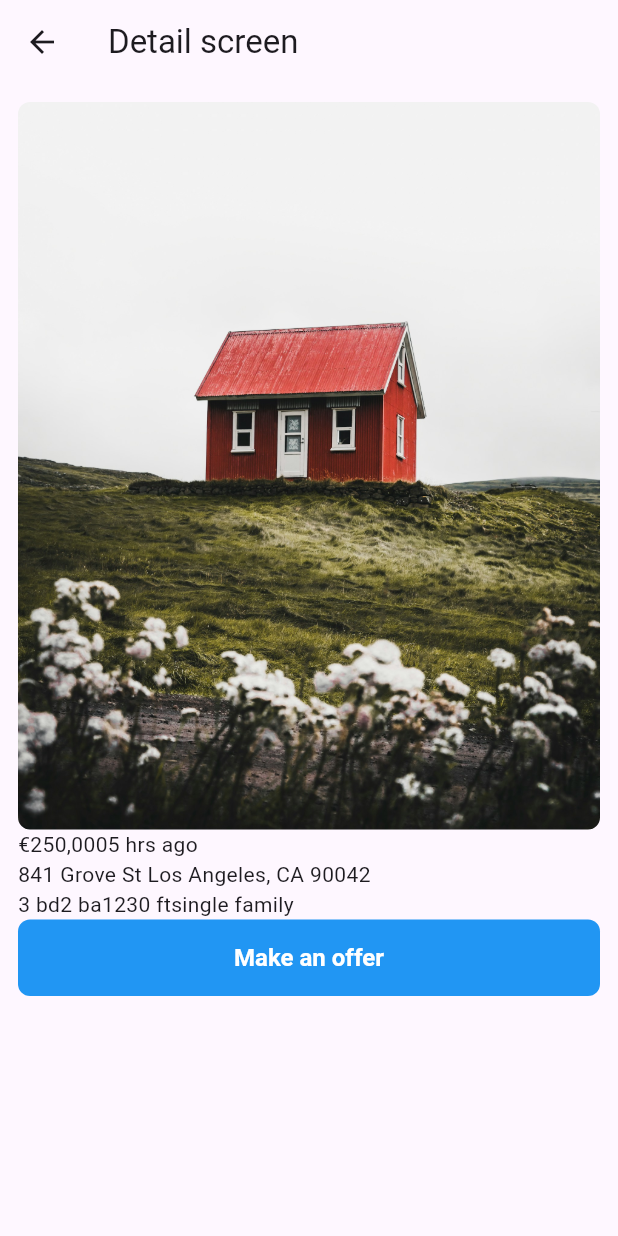
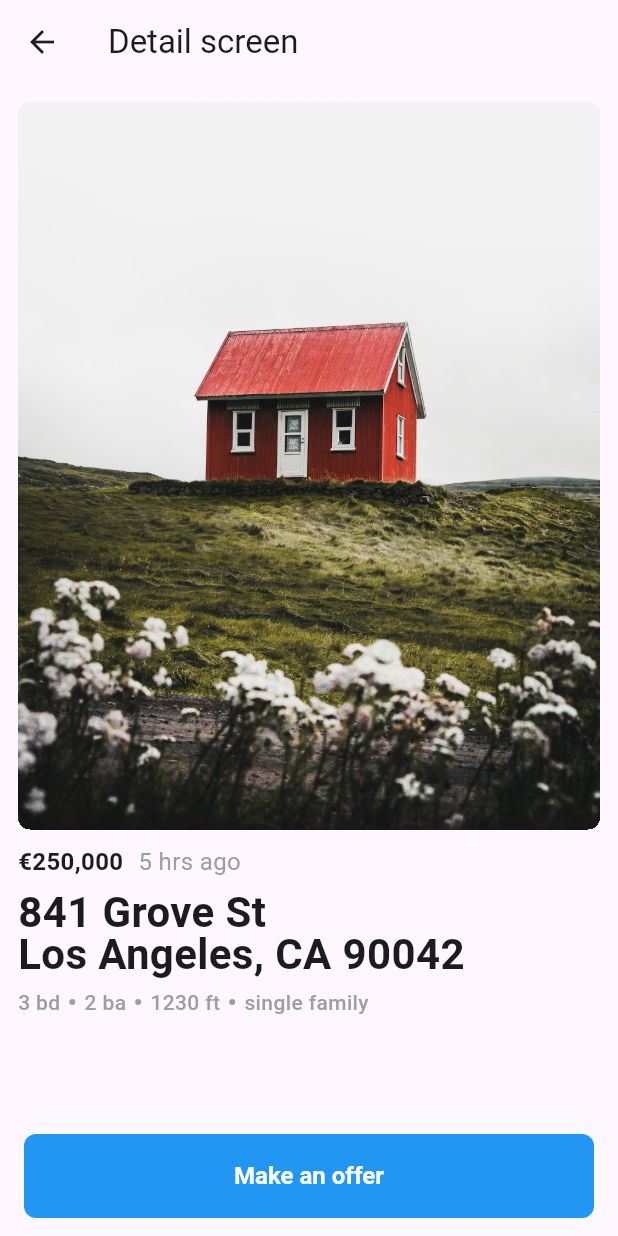
Before and after one commit to DennisCMoes/real-estate-mobile, a Flutter app: the DetailScreen screen opened by its route, on a phone screen of 412 x 824 dp. Run offline on Flutter 3.47's test engine with Material 3 defaults, Android fonts, the phone set to English and light mode, and no system bars.

Commit message:
Added animations, text effects and a button component

```diff
--- /dev/null
+++ b/lib/components/dot.dart
@@ -0,0 +1,20 @@
+import 'package:flutter/material.dart';
+
+class Dot extends StatelessWidget {
+  const Dot({super.key});
+
+  @override
+  Widget build(BuildContext context) {
+    return Padding(
+      padding: const EdgeInsets.symmetric(horizontal: 6),
+      child: Container(
+        width: 4,
+        height: 4,
+        decoration: BoxDecoration(
+          color: Colors.grey,
+          borderRadius: BorderRadius.circular(12),
+        ),
+      ),
+    );
+  }
+}
--- /dev/null
+++ b/lib/components/primary_button.dart
@@ -0,0 +1,36 @@
+import 'package:flutter/material.dart';
+
+class PrimaryButton extends StatefulWidget {
+  final String label;
+  final void Function() onClick;
+
+  const PrimaryButton({super.key, required this.label, required this.onClick});
+
+  @override
+  State<PrimaryButton> createState() => _PrimaryButtonState();
+}
+
+class _PrimaryButtonState extends State<PrimaryButton> {
+  @override
+  Widget build(BuildContext context) {
+    return SizedBox(
+      width: double.infinity,
+      child: TextButton(
+        onPressed: widget.onClick,
+        style: TextButton.styleFrom(
+          padding: const EdgeInsets.symmetric(vertical: 18),
+          backgroundColor: Colors.blue,
+          foregroundColor: Colors.white,
+          textStyle: const TextStyle(
+            fontSize: 16,
+            fontWeight: FontWeight.w700,
+          ),
+          shape: RoundedRectangleBorder(
+            borderRadius: BorderRadius.circular(8),
+          ),
+        ),
+        child: Text(widget.label),
+      ),
+    );
+  }
+}
--- a/lib/screens/detail.dart
+++ b/lib/screens/detail.dart
@@ -1,5 +1,8 @@
 import 'package:flutter/material.dart';
-import 'package:flutter/widgets.dart';
+import 'package:real_estate/components/dot.dart';
+import 'package:real_estate/components/primary_button.dart';
+import 'package:real_estate/transitions/fade.dart';
+import 'package:real_estate/transitions/slide_from_bottom.dart';
 
 class DetailScreen extends StatelessWidget {
   const DetailScreen({super.key});
@@ -10,56 +13,114 @@ class DetailScreen extends StatelessWidget {
       appBar: AppBar(
         title: const Text("Detail screen"),
       ),
+      bottomNavigationBar: BottomAppBar(
+        color: Colors.transparent,
+        child: PrimaryButton(
+          label: 'Make an offer',
+          onClick: () {
+            Navigator.pushNamed(context, 'offer');
+          },
+        ),
+      ),
       body: Padding(
         padding: const EdgeInsets.all(12.0),
         child: Column(
           children: [
-              ClipRRect(
+            Container(
+              decoration: BoxDecoration(
                 borderRadius: BorderRadius.circular(8.0),
-                child: const Image(
+              ),
+              clipBehavior: Clip.hardEdge,
+              child: const Hero(
+                tag: 'HouseImg',
+                child: Image(
                   image: AssetImage('assets/images/house_img.jpg'),
                 ),
               ),
-              const Row(
+            ),
+            const Padding(
+              padding: EdgeInsets.only(top: 10),
+              child: FadeWidget(
+                child: SlideFromBottom(
+                  child: Column(
                     children: [
-                  Text('€250,000'),
-                  Text('5 hrs ago'),
-                ],
-              ),
-              const Row(
-                children: [Text('841 Grove St Los Angeles, CA 90042')],
-              ),
-              const Row(
+                      Row(
                         children: [
-                  Text('3 bd'),
-                  Text('2 ba'),
-                  Text('1230 ft'),
-                  Text('single family')
-                ],
-              ),
-              SizedBox(
-                width: double.infinity,
-                child: TextButton(
-                  onPressed: () {
-                    Navigator.pushNamed(context, 'offer');
-                  },
-                  style: TextButton.styleFrom(
-                    padding: const EdgeInsets.symmetric(vertical: 16),
-                    backgroundColor: Colors.blue,
-                    foregroundColor: Colors.white,
-                    textStyle: const TextStyle(
+                          Text(
+                            '€250,000',
+                            style: TextStyle(
                               fontSize: 16,
                               fontWeight: FontWeight.w600,
                             ),
-                    shape: RoundedRectangleBorder(
-                      borderRadius: BorderRadius.circular(8),
                           ),
+                          SizedBox(width: 10),
+                          Text(
+                            '5 hrs ago',
+                            style: TextStyle(fontSize: 16, color: Colors.grey),
                           ),
-                  child: const Text('Make an offer'),
+                        ],
+                      ),
+                      SizedBox(height: 8),
+                      Row(
+                        children: [
+                          Flexible(
+                            child: Text(
+                              '841 Grove St \nLos Angeles, CA 90042',
+                              style: TextStyle(
+                                fontSize: 28,
+                                fontWeight: FontWeight.w600,
+                                height: 1,
+                              ),
                             ),
                           )
                         ],
                       ),
-        ));
+                      SizedBox(height: 8),
+                      Row(
+                        crossAxisAlignment: CrossAxisAlignment.center,
+                        children: [
+                          Text(
+                            '3 bd',
+                            style: TextStyle(
+                              fontWeight: FontWeight.w500,
+                              color: Colors.grey,
+                            ),
+                          ),
+                          Dot(),
+                          Text(
+                            '2 ba',
+                            style: TextStyle(
+                              fontWeight: FontWeight.w500,
+                              color: Colors.grey,
+                            ),
+                          ),
+                          Dot(),
+                          Text(
+                            '1230 ft',
+                            style: TextStyle(
+                              fontWeight: FontWeight.w500,
+                              color: Colors.grey,
+                            ),
+                          ),
+                          Dot(),
+                          Text(
+                            'single family',
+                            style: TextStyle(
+                              fontWeight: FontWeight.w500,
+                              color: Colors.grey,
+                            ),
+                          )
+                        ],
+                      ),
+                      SizedBox(height: 8),
+                    ],
+                  ),
+                ),
+              ),
+            )
+          ],
+        ),
+      ),
+    );
   }
 }
--- /dev/null
+++ b/lib/transitions/fade.dart
@@ -0,0 +1,47 @@
+import 'package:flutter/material.dart';
+
+class FadeWidget extends StatefulWidget {
+  final Widget child;
+
+  const FadeWidget({super.key, required this.child});
+
+  @override
+  State<FadeWidget> createState() => _FadeWidgetState();
+}
+
+class _FadeWidgetState extends State<FadeWidget>
+    with SingleTickerProviderStateMixin {
+  late AnimationController _controller;
+  late Animation<double> _fadeAnimation;
+
+  @override
+  void initState() {
+    super.initState();
+
+    _controller = AnimationController(
+      duration: const Duration(milliseconds: 800),
+      vsync: this,
+    );
+
+    _fadeAnimation = CurvedAnimation(
+      parent: _controller,
+      curve: Curves.easeIn,
+    );
+
+    _controller.forward();
+  }
+
+  @override
+  void dispose() {
+    _controller.dispose();
+    super.dispose();
+  }
+
+  @override
+  Widget build(BuildContext context) {
+    return FadeTransition(
+      opacity: _fadeAnimation,
+      child: widget.child,
+    );
+  }
+}
--- /dev/null
+++ b/lib/transitions/slide_from_bottom.dart
@@ -0,0 +1,50 @@
+import 'package:flutter/material.dart';
+
+class SlideFromBottom extends StatefulWidget {
+  final Widget child;
+
+  const SlideFromBottom({super.key, required this.child});
+
+  @override
+  State<SlideFromBottom> createState() => _SlideFromBottomState();
+}
+
+class _SlideFromBottomState extends State<SlideFromBottom>
+    with SingleTickerProviderStateMixin {
+  late AnimationController _controller;
+  late Animation<Offset> _offsetAnimation;
+
+  @override
+  void initState() {
+    super.initState();
+
+    _controller = AnimationController(
+      duration: const Duration(milliseconds: 500),
+      vsync: this,
+    );
+
+    _offsetAnimation =
+        Tween<Offset>(begin: const Offset(0.0, 0.4), end: Offset.zero).animate(
+      CurvedAnimation(
+        parent: _controller,
+        curve: Curves.easeOut,
+      ),
+    );
+
+    _controller.forward();
+  }
+
+  @override
+  void dispose() {
+    _controller.dispose();
+    super.dispose();
+  }
+
+  @override
+  Widget build(BuildContext context) {
+    return SlideTransition(
+      position: _offsetAnimation,
+      child: widget.child,
+    );
+  }
+}
```
Lines whose indentation alone changed are shown as unchanged.
